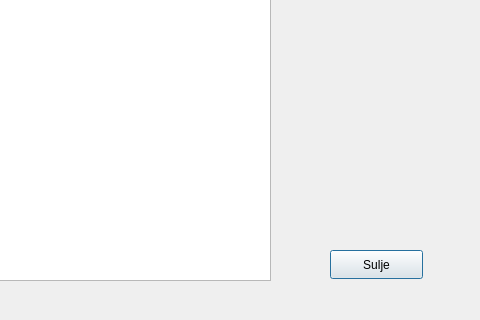
22kmo-project/group_7, file frontend/transactionwindow.ui: the form before one commit; both pictures show x 320 to 800 and y 280 to 600 of the 800 by 600 pixel window.
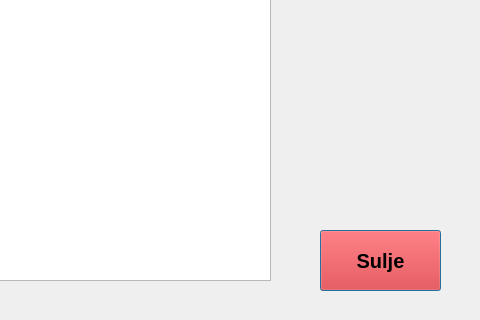
The form after the commit.

```diff
--- a/frontend/transactionwindow.ui
+++ b/frontend/transactionwindow.ui
@@ -16,12 +16,22 @@
   <widget class="QPushButton" name="pushButtonClose">
    <property name="geometry">
     <rect>
-     <x>650</x>
-     <y>530</y>
-     <width>93</width>
-     <height>29</height>
+     <x>640</x>
+     <y>510</y>
+     <width>121</width>
+     <height>61</height>
     </rect>
    </property>
+   <property name="font">
+    <font>
+     <pointsize>15</pointsize>
+     <bold>true</bold>
+    </font>
+   </property>
+   <property name="styleSheet">
+    <string notr="true">background: red;
+color: black;</string>
+   </property>
    <property name="text">
     <string>Sulje</string>
    </property>
```
